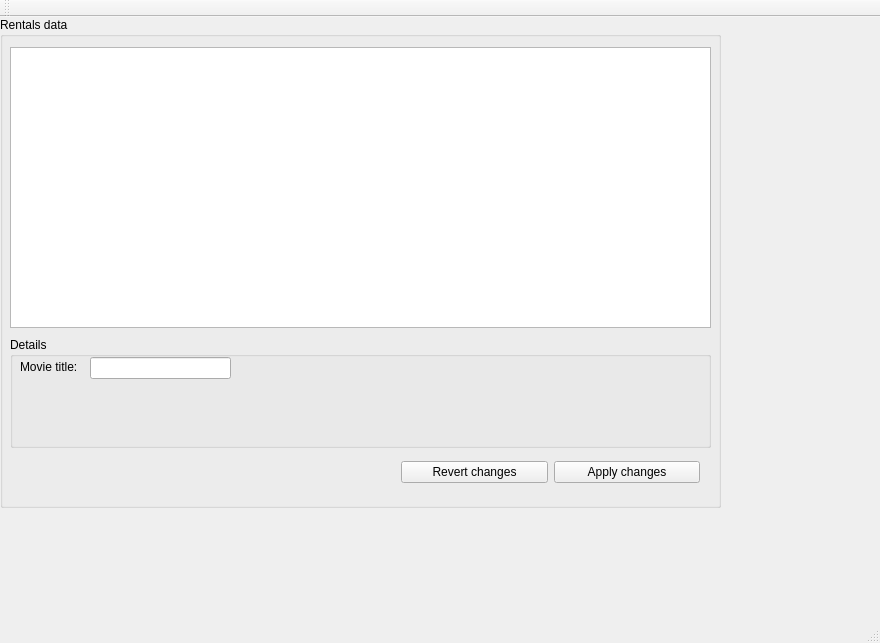
First picture: the form in Videobase/Videobase/View/mainwindow.ui, repository BittnerBarnabas/Videobase, before the edit.
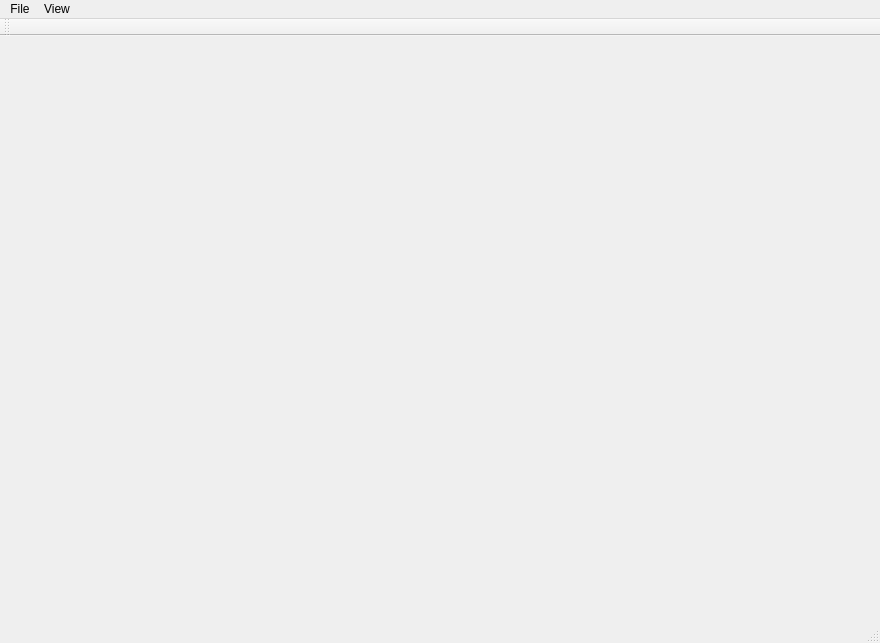
Second picture: the form after the edit.

Patch:
```diff
--- a/Videobase/Videobase/View/mainwindow.ui
+++ b/Videobase/Videobase/View/mainwindow.ui
@@ -14,90 +14,16 @@
    <string>MainWindow</string>
   </property>
   <widget class="QWidget" name="centralWidget">
-   <widget class="QGroupBox" name="groupBox">
+   <widget class="QWidget" name="verticalLayoutWidget">
     <property name="geometry">
      <rect>
       <x>0</x>
       <y>0</y>
-      <width>721</width>
-      <height>491</height>
+      <width>871</width>
+      <height>471</height>
      </rect>
     </property>
-    <property name="title">
-     <string>Rentals data</string>
-    </property>
-    <widget class="QGroupBox" name="groupBox_2">
-     <property name="geometry">
-      <rect>
-       <x>10</x>
-       <y>320</y>
-       <width>701</width>
-       <height>111</height>
-      </rect>
-     </property>
-     <property name="title">
-      <string>Details</string>
-     </property>
-     <widget class="QLabel" name="label">
-      <property name="geometry">
-       <rect>
-        <x>10</x>
-        <y>20</y>
-        <width>71</width>
-        <height>20</height>
-       </rect>
-      </property>
-      <property name="text">
-       <string>Movie title:</string>
-      </property>
-     </widget>
-     <widget class="QLineEdit" name="editMovieTitle">
-      <property name="geometry">
-       <rect>
-        <x>80</x>
-        <y>20</y>
-        <width>141</width>
-        <height>22</height>
-       </rect>
-      </property>
-     </widget>
-    </widget>
-    <widget class="QTableView" name="TableDB">
-     <property name="geometry">
-      <rect>
-       <x>10</x>
-       <y>30</y>
-       <width>701</width>
-       <height>281</height>
-      </rect>
-     </property>
-    </widget>
-    <widget class="QWidget" name="horizontalLayoutWidget">
-     <property name="geometry">
-      <rect>
-       <x>390</x>
-       <y>430</y>
-       <width>321</width>
-       <height>51</height>
-      </rect>
-     </property>
-     <layout class="QHBoxLayout" name="horizontalLayout">
-      <item>
-       <widget class="QPushButton" name="buttonRevert">
-        <property name="text">
-         <string>Revert changes</string>
-        </property>
-       </widget>
-      </item>
-      <item>
-       <widget class="QPushButton" name="buttonSubmit">
-        <property name="text">
-         <string>Apply changes</string>
-        </property>
-       </widget>
-      </item>
-     </layout>
-    </widget>
+    <layout class="QVBoxLayout" name="controlLayout"/>
    </widget>
   </widget>
   <widget class="QMenuBar" name="menuBar">
@@ -109,6 +35,19 @@
      <height>26</height>
     </rect>
    </property>
+   <widget class="QMenu" name="menuFile">
+    <property name="title">
+     <string>File</string>
+    </property>
+   </widget>
+   <widget class="QMenu" name="menuView">
+    <property name="title">
+     <string>View</string>
+    </property>
+    <addaction name="actionView_Movies"/>
+   </widget>
+   <addaction name="menuFile"/>
+   <addaction name="menuView"/>
   </widget>
   <widget class="QToolBar" name="mainToolBar">
    <attribute name="toolBarArea">
```
Left out of the diff: 5 changed lines with no effect on the pictures.
